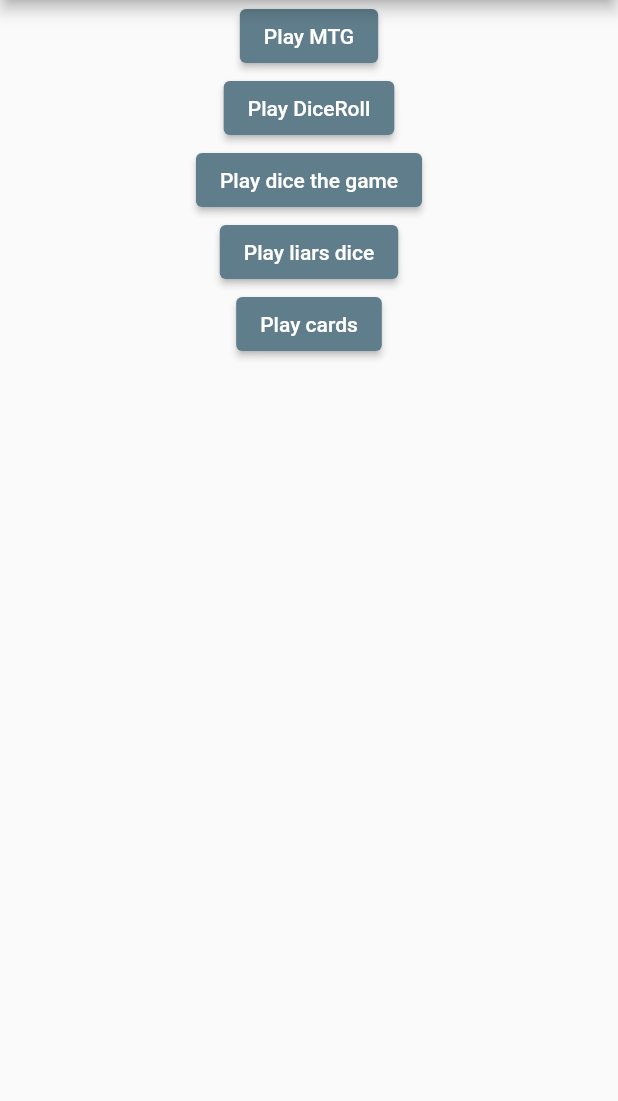
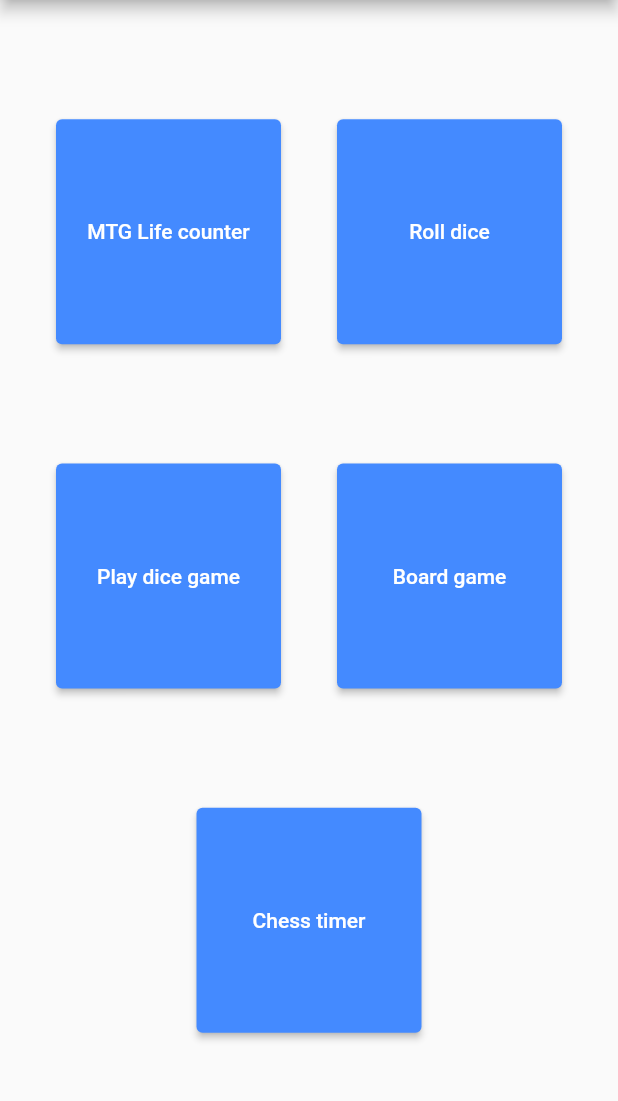
Before and after one commit to Waratax/project, a Flutter app: the screen it shows after launch, on a phone screen of 412 x 824 dp, the part 84-1185 px from its top. Run offline on Flutter 3.47's test engine with Material 2 defaults, Android fonts, the phone set to English and light mode, and no system bars; missing offline and left inert: dart:ffi, flutter_picker.

Commit message:
visual update of mainScr

```diff
--- a/lib/screens/mainScreen.dart
+++ b/lib/screens/mainScreen.dart
@@ -18,57 +18,87 @@ class _MainScreenState extends State<MainScreen> {
         body: Center(
             child: Column(
           children: [
+            Spacer(),
+            Row(
+              children: [
+                Spacer(),
                 Container(
+                  width: 150,
+                  height: 150,
                   child: ElevatedButton(
                       onPressed: () {
-                    Navigator.pushNamed(context, "/MTG"); //magic the gathering
+                        Navigator.pushNamed(
+                            context, "/MTG"); //magic the gathering
                       },
-                  child: Text("Play MTG"),
+                      child: Text("MTG Life counter"),
                       style: ElevatedButton.styleFrom(
-                    primary: Colors.blueGrey,
+                        primary: Colors.blueAccent.shade200,
                       )),
                 ),
+                Spacer(),
                 Container(
+                  width: 150,
+                  height: 150,
                   child: ElevatedButton(
                       onPressed: () {
                         Navigator.pushNamed(context, "/diceRoll"); //dice rolls
                       },
-                  child: Text("Play DiceRoll"),
+                      child: Text("Roll dice"),
                       style: ElevatedButton.styleFrom(
-                    primary: Colors.blueGrey,
+                        primary: Colors.blueAccent.shade200,
                       )),
                 ),
+                Spacer(),
+              ],
+            ),
+            Spacer(),
+            Row(
+              children: [
+                Spacer(),
                 Container(
-              child: ElevatedButton(
-                  onPressed: () {
-                    Navigator.pushNamed(context, "/diceGame"); //dice the game
-                  },
-                  child: Text("Play dice the game"),
-                  style: ElevatedButton.styleFrom(
-                    primary: Colors.blueGrey,
-                  )),
-            ),
-            Container(
+                  width: 150,
+                  height: 150,
                   child: ElevatedButton(
                       onPressed: () {
                         Navigator.pushNamed(
-                        context, "/liarsDice"); //liars dice the dice game #2
+                            context, "/diceGame"); //dice the game
                       },
-                  child: Text("Play liars dice"),
+                      child: Text("Play dice game"),
                       style: ElevatedButton.styleFrom(
-                    primary: Colors.blueGrey,
+                        primary: Colors.blueAccent.shade200,
                       )),
                 ),
+                Spacer(),
                 Container(
+                  width: 150,
+                  height: 150,
+                  child: ElevatedButton(
+                      onPressed: () {
+                        Navigator.pushNamed(context,
+                            "/liarsDice"); //liars dice the dice game #2
+                      },
+                      child: Text("Board game"),
+                      style: ElevatedButton.styleFrom(
+                        primary: Colors.blueAccent.shade200,
+                      )),
+                ),
+                Spacer(),
+              ],
+            ),
+            Spacer(),
+            Container(
+              width: 150,
+              height: 150,
               child: ElevatedButton(
                   onPressed: () {
                     Navigator.pushNamed(context, "/cards"); //card game for sure
                   },
-                  child: Text("Play cards"),
+                  child: Text("Chess timer"),
                   style: ElevatedButton.styleFrom(
-                    primary: Colors.blueGrey,
+                    primary: Colors.blueAccent.shade200,
                   )),
             ),
+            Spacer(),
           ],
         )));
   }
```
Lines whose indentation alone changed are shown as unchanged.
